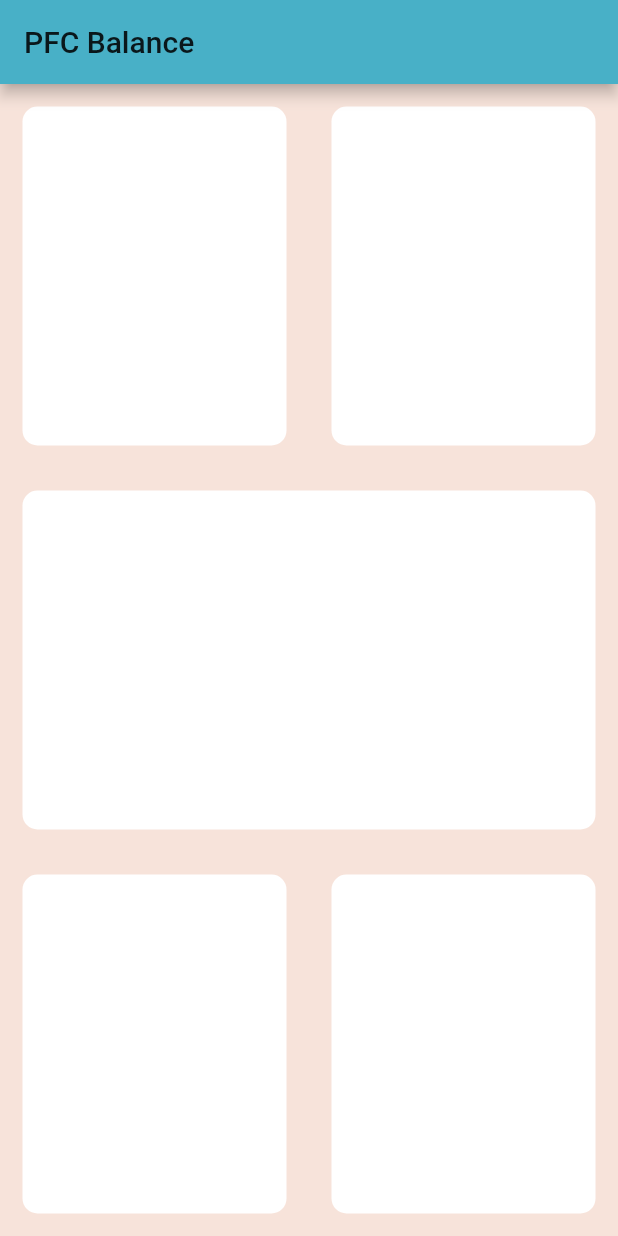
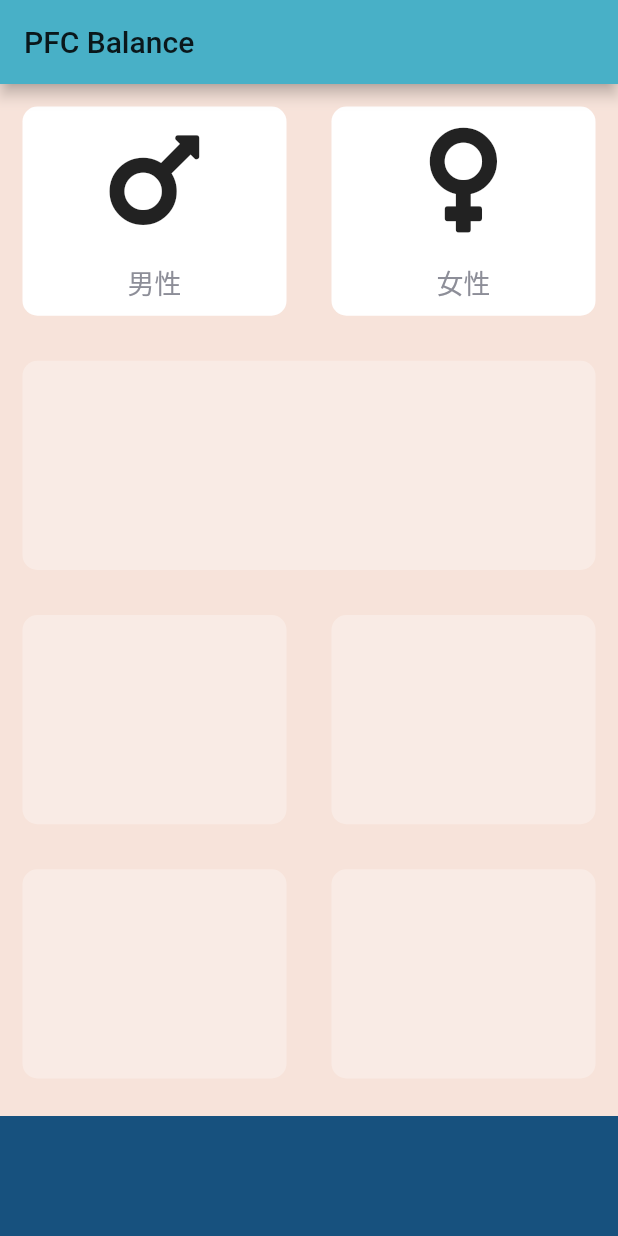
Before and after one commit to ryuji26/pfc_balance_app, a Flutter app: the screen it shows after launch, on a phone screen of 412 x 824 dp. Run offline on Flutter 3.47's test engine with Material 2 defaults, Android fonts, the phone set to English and light mode, and no system bars; our stand-ins replace font_awesome_flutter.

Commit message:
made button

```diff
--- /dev/null
+++ b/lib/icon_content.dart
@@ -0,0 +1,33 @@
+import 'package:flutter/material.dart';
+
+const labelTextStyle = TextStyle(
+  fontSize: 18.0,
+  color: Color(0xFF8d8e98),
+);
+
+class IconContent extends StatelessWidget {
+  IconContent({this.icon, this.label});
+
+  final IconData icon;
+  final String label;
+
+  @override
+  Widget build(BuildContext context) {
+    return Column(
+      mainAxisAlignment: MainAxisAlignment.center,
+      children: <Widget>[
+        Icon(
+          icon,
+          size: 80.0,
+        ),
+        SizedBox(
+          height: 15.0,
+        ),
+        Text(
+          label,
+          style: labelTextStyle,
+        ),
+      ],
+    );
+  }
+}
--- a/lib/input_page.dart
+++ b/lib/input_page.dart
@@ -1,5 +1,13 @@
 import 'package:flutter/cupertino.dart';
 import 'package:flutter/material.dart';
+import 'package:font_awesome_flutter/font_awesome_flutter.dart';
+import 'icon_content.dart';
+import 'reusable_card.dart';
+
+const bottomContainerHeight = 80.0;
+const activeCardColour = Colors.white30;
+const inactiveCardColour = Colors.white;
+const bottomContainerColour = Color(0xFF17517e);
 
 class InputPage extends StatefulWidget {
   @override
@@ -7,6 +15,31 @@ class InputPage extends StatefulWidget {
 }
 
 class _InputPageState extends State<InputPage> {
+  Color maleCardColour = inactiveCardColour;
+  Color femaleCardColour = inactiveCardColour;
+
+  //1 = male, 2 = female
+  void updateColour(int gender) {
+    //male card pressed
+    if (gender == 1) {
+      if (maleCardColour == inactiveCardColour) {
+        maleCardColour = activeCardColour;
+        femaleCardColour = inactiveCardColour;
+      } else {
+        maleCardColour = inactiveCardColour;
+      }
+    }
+    //female card pressed
+    if (gender == 2) {
+      if (femaleCardColour == inactiveCardColour) {
+        femaleCardColour = activeCardColour;
+        maleCardColour = inactiveCardColour;
+      } else {
+        femaleCardColour = inactiveCardColour;
+      }
+    }
+  }
+
   @override
   Widget build(BuildContext context) {
     return Scaffold(
@@ -19,20 +52,42 @@ class _InputPageState extends State<InputPage> {
               child: Row(
             children: <Widget>[
               Expanded(
-                child: ReusableCard(
-                  colour: Colors.white,
+                child: GestureDetector(
+                  onTap: () {
+                    setState(() {
+                      updateColour(1);
+                    });
+                  },
+                  child: ReusableCard(
+                    colour: maleCardColour,
+                    cardChild: IconContent(
+                      icon: FontAwesomeIcons.mars,
+                      label: '男性',
+                    ),
+                  ),
                 ),
               ),
               Expanded(
-                child: ReusableCard(
-                  colour: Colors.white,
+                child: GestureDetector(
+                  onTap: () {
+                    setState(() {
+                      updateColour(2);
+                    });
+                  },
+                  child: ReusableCard(
+                    colour: femaleCardColour,
+                    cardChild: IconContent(
+                      icon: FontAwesomeIcons.venus,
+                      label: '女性',
+                    ),
+                  ),
                 ),
               ),
             ],
           )),
           Expanded(
             child: ReusableCard(
-              colour: Colors.white,
+              colour: activeCardColour,
             ),
           ),
           Expanded(
@@ -40,35 +95,39 @@ class _InputPageState extends State<InputPage> {
             children: <Widget>[
               Expanded(
                 child: ReusableCard(
-                  colour: Colors.white,
+                  colour: activeCardColour,
                 ),
               ),
               Expanded(
                 child: ReusableCard(
-                  colour: Colors.white,
+                  colour: activeCardColour,
                 ),
               ),
             ],
           )),
+          Expanded(
+              child: Row(
+            children: <Widget>[
+              Expanded(
+                child: ReusableCard(
+                  colour: activeCardColour,
+                ),
+              ),
+              Expanded(
+                child: ReusableCard(
+                  colour: activeCardColour,
+                ),
+              ),
+            ],
+          )),
+          Container(
+            color: bottomContainerColour,
+            margin: EdgeInsets.only(top: 10.0),
+            width: double.infinity,
+            height: bottomContainerHeight,
+          ),
         ],
       ),
     );
   }
 }
-
-class ReusableCard extends StatelessWidget {
-  ReusableCard({@required this.colour});
-
-  Color colour;
-
-  @override
-  Widget build(BuildContext context) {
-    return Container(
-      margin: EdgeInsets.all(15.0),
-      decoration: BoxDecoration(
-        color: colour,
-        borderRadius: BorderRadius.circular(10.0),
-      ),
-    );
-  }
-}
--- /dev/null
+++ b/lib/reusable_card.dart
@@ -0,0 +1,20 @@
+import 'package:flutter/material.dart';
+
+class ReusableCard extends StatelessWidget {
+  ReusableCard({@required this.colour, this.cardChild});
+
+  final Color colour;
+  final Widget cardChild;
+
+  @override
+  Widget build(BuildContext context) {
+    return Container(
+      child: cardChild,
+      margin: EdgeInsets.all(15.0),
+      decoration: BoxDecoration(
+        color: colour,
+        borderRadius: BorderRadius.circular(10.0),
+      ),
+    );
+  }
+}
```
Also changed, not shown: pubspec.yaml (+2 -53 lines), pubspec.lock.
